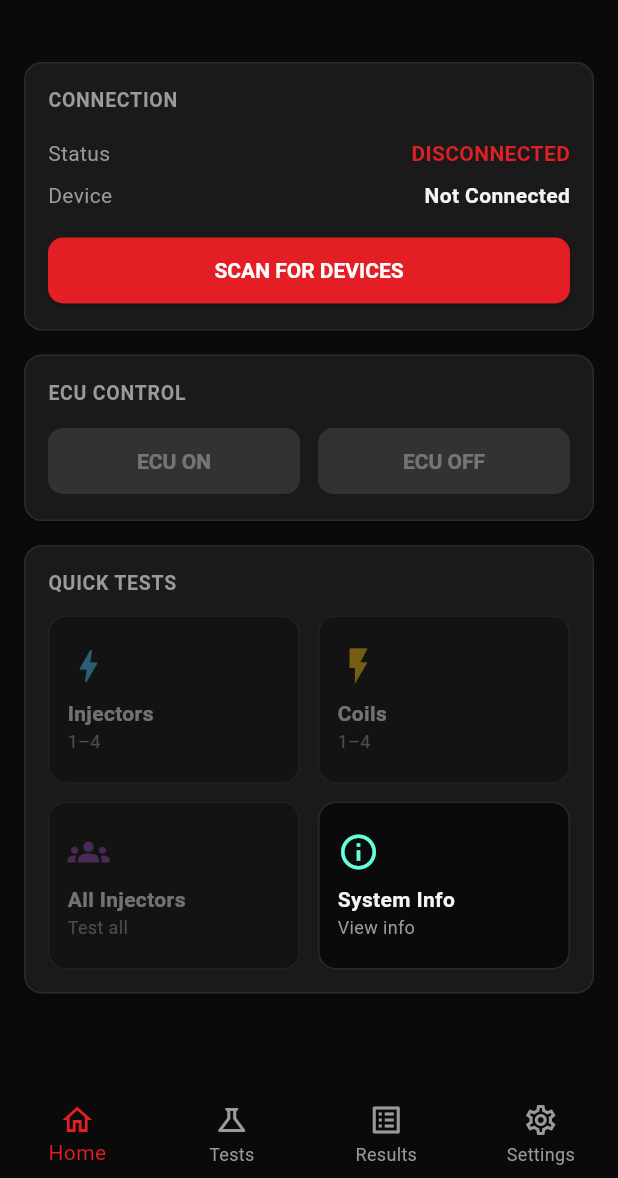
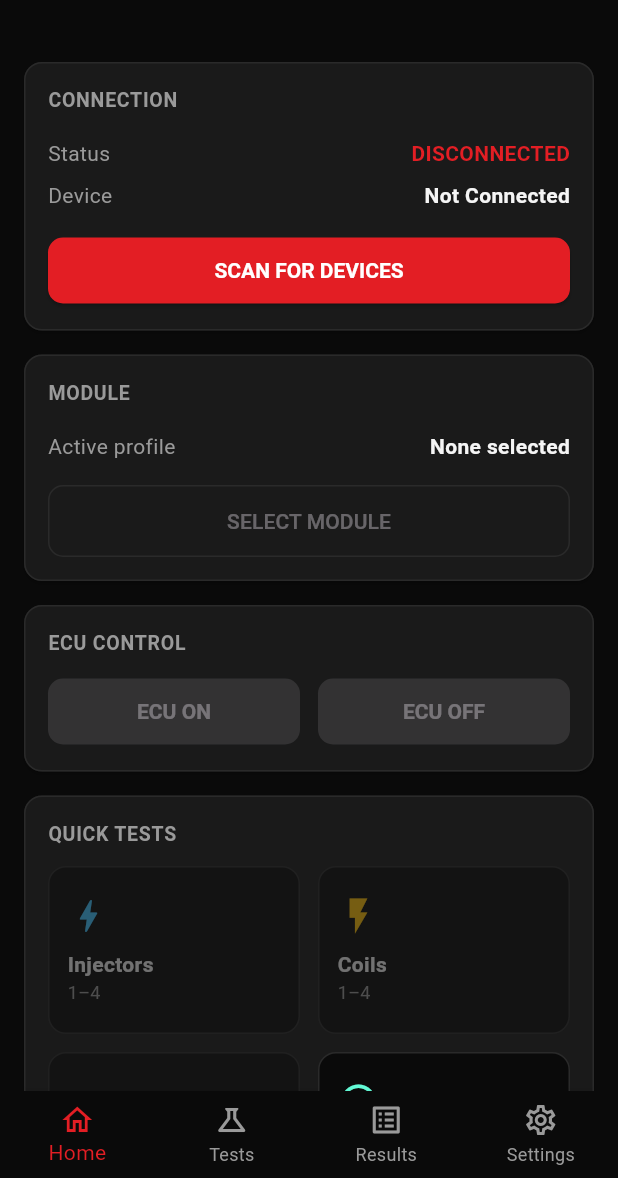
Before and after one commit to kalivoid2047/TIFF_TESTER_PRO_SD, a Flutter app: the screen it shows after launch, on a phone screen of 412 x 824 dp, the part 58-1236 px from its top. Run offline on Flutter 3.47's test engine with Material 3 defaults, Android fonts, the phone set to English and light mode, and no system bars; our stand-ins replace flutter_blue_plus, pdf, permission_handler, printing, shared_preferences.

Commit message:
Implement four code-only ROADMAP.md items ahead of Phase 1 hardware
- Mobile app: persist test results across restarts (TestResult
  toJson/fromJson, AppState stores/restores the full list via
  shared_preferences instead of a count-only stub).
- Mobile app: add a module-selection screen, wired to a new
  readModuleList() BLE call; firmware's modules characteristic is now
  actually populated (shared with the existing /api/modules web handler).
- Nano: add INJ_TEST/COIL_TEST/TEST_STOP command handling with hard
  pulse-width/dwell caps, continuous safetyOK() supervision for the whole
  test window (not just before it starts), and TEST_STATUS reporting -
  safety-supervision only, since no injector/coil driver hardware exists
  yet (Phase 1).
- ESP32: extend the module .INI parser with section-scoped key lookup and
  [TEST_INJECTOR]/[TEST_COIL] schema support (SRS §6.1).

Co-Authored-By: Claude Sonnet 5 <noreply@anthropic.com>

```diff
--- a/Mobile_App/lib/models/test_result.dart
+++ b/Mobile_App/lib/models/test_result.dart
@@ -45,6 +45,23 @@ class TestResult {
     );
   }
 
+  /// Serializes for local persistence (SharedPreferences JSON blob) —
+  /// distinct from the wire format `parse()` reads, which never round-trips
+  /// a timestamp.
+  Map<String, dynamic> toJson() => {
+        'testType': testType,
+        'pass': pass,
+        'response': response,
+        'timestamp': timestamp.toIso8601String(),
+      };
+
+  factory TestResult.fromJson(Map<String, dynamic> json) => TestResult(
+        testType: json['testType'] as String,
+        pass: json['pass'] as bool,
+        response: json['response'] as String,
+        timestamp: DateTime.parse(json['timestamp'] as String),
+      );
+
   /// Human-friendly label for the Results list, e.g. "resistance" ->
   /// "Resistance Test".
   String get displayName {
--- a/Mobile_App/lib/screens/home_screen.dart
+++ b/Mobile_App/lib/screens/home_screen.dart
@@ -7,6 +7,7 @@ import '../widgets/app_card.dart';
 import 'all_injectors_test_screen.dart';
 import 'coil_test_screen.dart';
 import 'injector_test_screen.dart';
+import 'module_selection_screen.dart';
 import 'scan_screen.dart';
 import 'system_info_screen.dart';
 
@@ -76,6 +77,26 @@ class HomeScreen extends StatelessWidget {
                     }
                   },
                   child: Text(connected ? 'DISCONNECT' : 'SCAN FOR DEVICES'),
+                ),
+              ],
+            ),
+          ),
+          AppCard(
+            title: 'Module',
+            child: Column(
+              crossAxisAlignment: CrossAxisAlignment.stretch,
+              children: [
+                StatusRow(
+                  label: 'Active profile',
+                  value: app.activeModuleId ?? 'None selected',
+                ),
+                const SizedBox(height: 12),
+                OutlinedButton(
+                  onPressed: connected
+                      ? () => Navigator.of(context).push(MaterialPageRoute(
+                          builder: (_) => const ModuleSelectionScreen()))
+                      : null,
+                  child: const Text('SELECT MODULE'),
                 ),
               ],
             ),
```
Also changed, not shown: Mobile_App/lib/ble/tiff_ble_service.dart (+17 -0 lines), Mobile_App/lib/screens/module_selection_screen.dart (added, +120 -0 lines), Mobile_App/lib/state/app_state.dart (+45 -11 lines), 7 other files.
